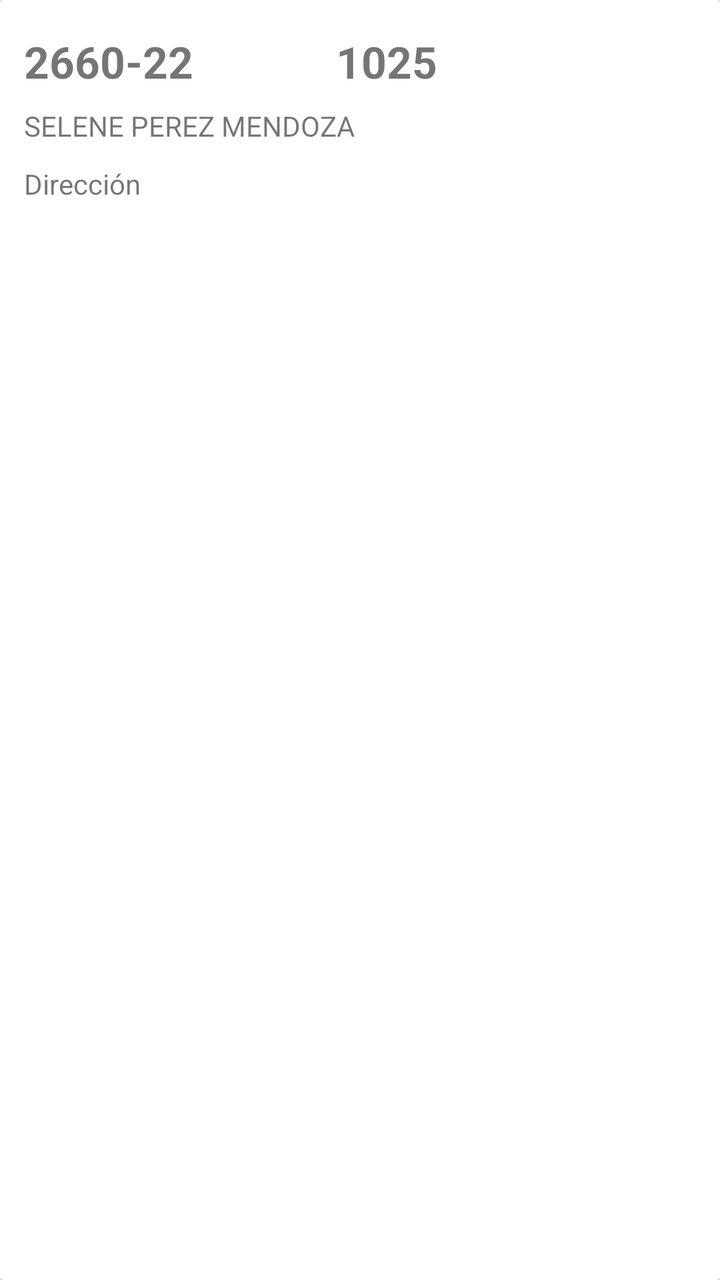
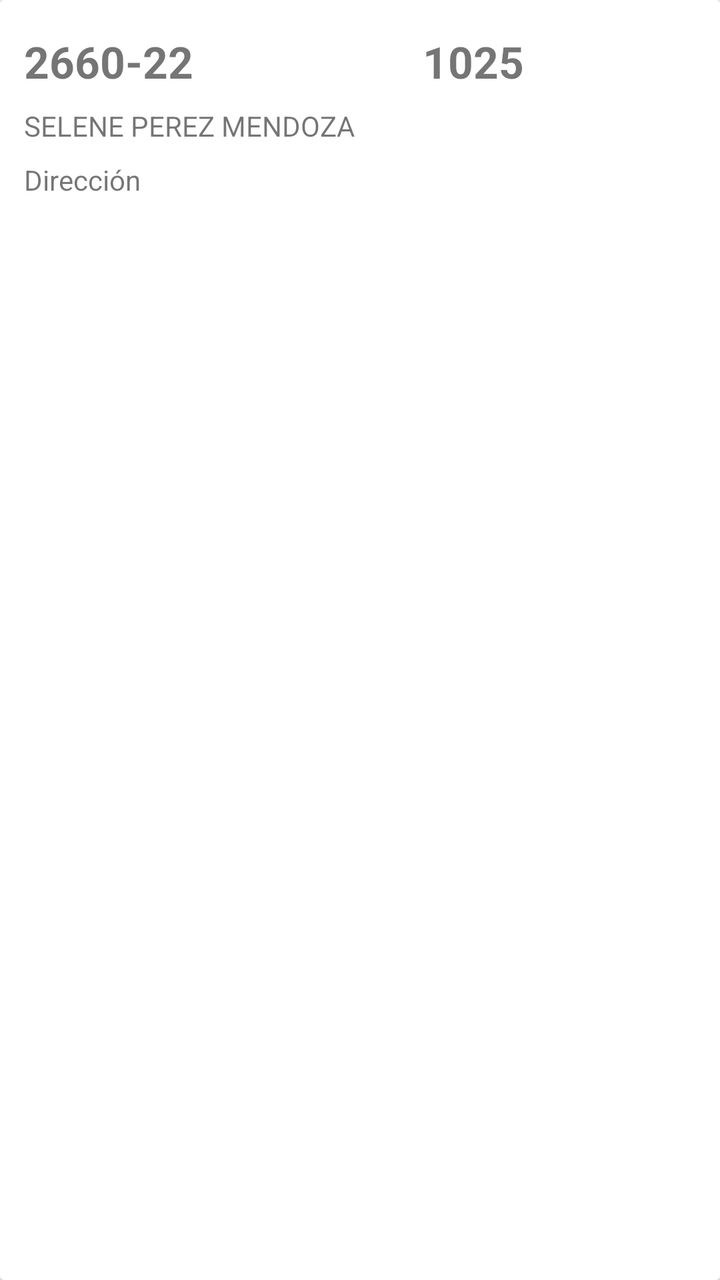

Screens rendered from an Android XML layout before and after an edit, with the pre-edit source and the edit as a unified diff.
<!-- AndroidManifest.xml: application theme AppTheme -->
<!-- res/layout/recycler_oq.xml -->
<?xml version="1.0" encoding="utf-8"?>
<android.support.v7.widget.CardView xmlns:android="http://schemas.android.com/apk/res/android"
    xmlns:app="http://schemas.android.com/apk/res-auto"
    xmlns:tools="http://schemas.android.com/tools"
    android:layout_width="match_parent"
    android:layout_height="wrap_content"
    android:layout_marginTop="20dp"
    android:elevation="80dp">

    <android.support.constraint.ConstraintLayout
        android:layout_width="match_parent"
        android:layout_height="match_parent"
        android:background="@drawable/disenio_recyclerview"
        android:paddingLeft="8dp"
        android:paddingRight="8dp">

        <TextView
            android:id="@+id/controla"
            android:layout_width="match_parent"
            android:layout_height="119dp"
            app:layout_constraintEnd_toEndOf="parent"
            app:layout_constraintStart_toStartOf="parent"
            app:layout_constraintTop_toTopOf="parent" />

        <TextView
            android:id="@+id/tv_NContrato"
            android:layout_width="wrap_content"
            android:layout_height="wrap_content"
            android:layout_marginStart="4dp"
            android:layout_marginLeft="4dp"
            android:layout_marginTop="16dp"
            android:layout_marginEnd="8dp"
            android:layout_marginRight="8dp"
            android:text="2660-22"
            android:textSize="22dp"
            android:textStyle="bold"
            app:layout_constraintEnd_toEndOf="parent"
            app:layout_constraintHorizontal_bias="0.0"
            app:layout_constraintStart_toStartOf="parent"
            app:layout_constraintTop_toTopOf="parent" />

        <TextView
            android:id="@+id/tv_Nombre"
            android:layout_width="168dp"
            android:layout_height="21dp"
            android:layout_marginTop="8dp"
            android:ellipsize="end"
            android:maxLines="1"
            android:text="SELENE PEREZ MENDOZA"
            app:layout_constraintStart_toStartOf="@+id/tv_NContrato"
            app:layout_constraintTop_toBottomOf="@+id/tv_NContrato" />

        <TextView
            android:id="@+id/tv_NOrden"
            android:layout_width="wrap_content"
            android:layout_height="wrap_content"
            android:layout_marginStart="160dp"
            android:text="1025"
            android:textSize="22sp"
            android:textStyle="bold"
            app:layout_constraintBottom_toBottomOf="@+id/tv_NContrato"
            app:layout_constraintStart_toStartOf="parent"
            app:layout_constraintTop_toTopOf="@+id/tv_NContrato" />

        <TextView
            android:id="@+id/tv_estatus"
            android:layout_width="wrap_content"
            android:layout_height="wrap_content"
            android:layout_marginEnd="24dp"
            android:textSize="16dp"
            app:layout_constraintBottom_toBottomOf="@+id/tv_Nombre"
            app:layout_constraintEnd_toEndOf="parent"
            app:layout_constraintTop_toTopOf="@+id/tv_Nombre" />

        <TextView
            android:id="@+id/txt"
            android:layout_width="wrap_content"
            android:layout_height="wrap_content"
            android:layout_marginTop="8dp"
            android:layout_marginEnd="8dp"
            android:text="@string/direccion"
            app:layout_constraintEnd_toStartOf="@+id/tv_estatus"
            app:layout_constraintHorizontal_bias="0.0"
            app:layout_constraintStart_toStartOf="@+id/tv_Nombre"
            app:layout_constraintTop_toBottomOf="@+id/tv_Nombre" />

        <TextView
            android:id="@+id/id_direccion"
            android:layout_width="0dp"
            android:layout_height="wrap_content"
            android:layout_marginStart="16dp"
            android:layout_marginEnd="8dp"
            android:ellipsize="end"
            android:maxLines="1"
            app:layout_constraintBottom_toBottomOf="@+id/txt"
            app:layout_constraintEnd_toEndOf="parent"
            app:layout_constraintStart_toEndOf="@+id/txt"
            app:layout_constraintTop_toTopOf="@+id/txt" />

    </android.support.constraint.ConstraintLayout>
</android.support.v7.widget.CardView>
<!-- resources referenced by this layout -->
<resources>
  <!-- drawable disenio_recyclerview (drawable) -->
  <?xml version="1.0" encoding="utf-8"?>
  <shape xmlns:android="http://schemas.android.com/apk/res/android">
      <corners android:radius="8dp" />
      <solid android:color="#FFFFFF" />
  </shape>
  <string name="direccion">Dirección</string>
  <style name="AppTheme" parent="Theme.AppCompat.Light.DarkActionBar">
          
          <item name="colorPrimary">@color/colorPrimary</item>
          <item name="colorPrimaryDark">@color/colorPrimaryDark</item>
          <item name="colorAccent">@color/colorAccent</item>
          <item name="android:colorForeground">@android:color/background_dark</item>
      </style>
  <color name="colorPrimary">#0277BD</color>
  <color name="colorPrimaryDark">#004C8C</color>
  <color name="colorAccent">#0000FF</color>
</resources>

<!-- the commit's change to res/layout/recycler_oq.xml (unified diff, before → after) -->
@@ -24,13 +24,11 @@
 
         <TextView
             android:id="@+id/tv_NContrato"
-            android:layout_width="wrap_content"
+            android:layout_width="150dp"
             android:layout_height="wrap_content"
             android:layout_marginStart="4dp"
-            android:layout_marginLeft="4dp"
             android:layout_marginTop="16dp"
             android:layout_marginEnd="8dp"
-            android:layout_marginRight="8dp"
             android:text="2660-22"
             android:textSize="22dp"
             android:textStyle="bold"
@@ -41,8 +39,8 @@
 
         <TextView
             android:id="@+id/tv_Nombre"
-            android:layout_width="168dp"
-            android:layout_height="21dp"
+            android:layout_width="250dp"
+            android:layout_height="wrap_content"
             android:layout_marginTop="8dp"
             android:ellipsize="end"
             android:maxLines="1"
@@ -54,17 +52,17 @@
             android:id="@+id/tv_NOrden"
             android:layout_width="wrap_content"
             android:layout_height="wrap_content"
-            android:layout_marginStart="160dp"
+            android:layout_marginEnd="90dp"
             android:text="1025"
             android:textSize="22sp"
             android:textStyle="bold"
             app:layout_constraintBottom_toBottomOf="@+id/tv_NContrato"
-            app:layout_constraintStart_toStartOf="parent"
+            app:layout_constraintEnd_toEndOf="parent"
             app:layout_constraintTop_toTopOf="@+id/tv_NContrato" />
 
         <TextView
             android:id="@+id/tv_estatus"
-            android:layout_width="wrap_content"
+            android:layout_width="30dp"
             android:layout_height="wrap_content"
             android:layout_marginEnd="24dp"
             android:textSize="16dp"
@@ -74,7 +72,7 @@
 
         <TextView
             android:id="@+id/txt"
-            android:layout_width="wrap_content"
+            android:layout_width="75dp"
             android:layout_height="wrap_content"
             android:layout_marginTop="8dp"
             android:layout_marginEnd="8dp"
